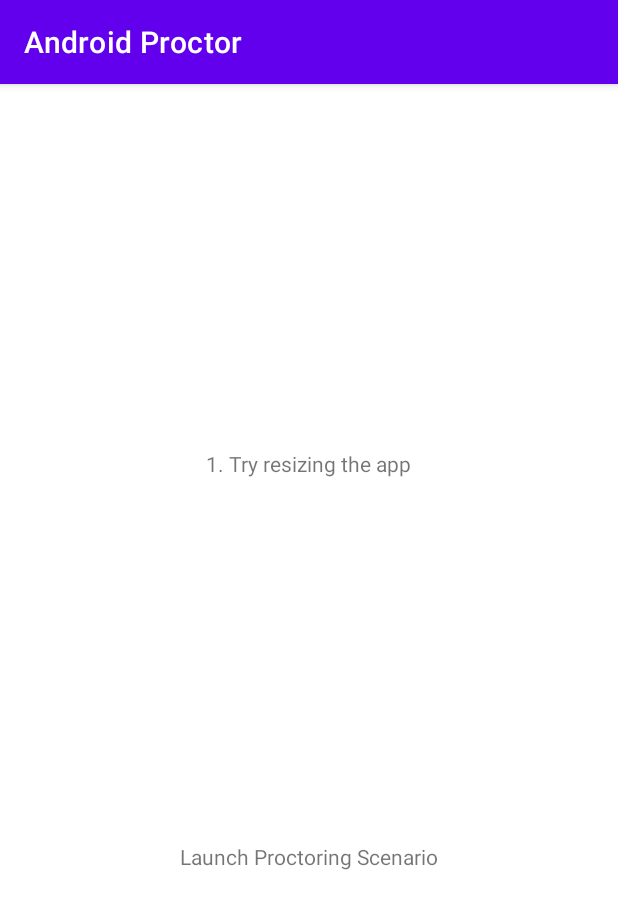
After one commit to ritwikshanker/realtimefacedetection, an Android app: the ProctoringActivity screen opened directly, with no data from a screen before it, on a phone screen of 412 x 824 dp. The commit adds this screen. Shown: the top 909 px of the screen. Run offline under Robolectric (Android 15) with nearby library versions, the phone set to English and light mode, and no system bars; our stand-ins replace data binding.

Commit message:
Added code for proctoring setup

```diff
--- a/app/src/main/AndroidManifest.xml
+++ b/app/src/main/AndroidManifest.xml
@@ -39,7 +39,11 @@
         <activity
             android:name=".CameraLiveActivity"
             android:screenOrientation="portrait" />
-
+        <activity
+            android:name=".proctoring.ProctoringActivity"
+            android:resizeableActivity="false"
+            android:screenOrientation="portrait"
+            android:supportsPictureInPicture="false"/>
 
     </application>
     <queries>
--- a/app/src/main/java/com/application/realtimefacedetection/MainActivity.kt
+++ b/app/src/main/java/com/application/realtimefacedetection/MainActivity.kt
@@ -5,6 +5,7 @@ import android.os.Bundle
 import androidx.appcompat.app.AppCompatActivity
 import androidx.databinding.DataBindingUtil
 import com.application.realtimefacedetection.databinding.ActivityMainBinding
+import com.application.realtimefacedetection.proctoring.ProctoringActivity
 
 class MainActivity : AppCompatActivity() {
     override fun onCreate(savedInstanceState: Bundle?) {
@@ -21,5 +22,11 @@ class MainActivity : AppCompatActivity() {
                 Intent(applicationContext, CameraLiveActivity::class.java)
             startActivity(intent)
         }
+        binding.checkProctoring.setOnClickListener {
+            val intent =
+                Intent(applicationContext, ProctoringActivity::class.java)
+            intent.addFlags(Intent.FLAG_ACTIVITY_NEW_TASK)
+            startActivity(intent)
+        }
     }
 }
--- /dev/null
+++ b/app/src/main/java/com/application/realtimefacedetection/proctoring/ProctoringActivity.kt
@@ -0,0 +1,33 @@
+package com.application.realtimefacedetection.proctoring
+
+import android.content.res.Configuration
+import android.os.Build
+import android.os.Bundle
+import android.widget.Toast
+import androidx.annotation.RequiresApi
+import androidx.appcompat.app.AppCompatActivity
+import androidx.databinding.DataBindingUtil
+import com.application.realtimefacedetection.R
+import com.application.realtimefacedetection.databinding.ActivityProctoringBinding
+
+class ProctoringActivity : AppCompatActivity() {
+    lateinit var binding: ActivityProctoringBinding
+    override fun onCreate(savedInstanceState: Bundle?) {
+        super.onCreate(savedInstanceState)
+        binding =
+            DataBindingUtil.setContentView(this, R.layout.activity_proctoring)
+    }
+
+    override fun onMultiWindowModeChanged(isInMultiWindowMode: Boolean, newConfig: Configuration?) {
+        Toast.makeText(this, "Don't you dare to cheat - onMultiWindowModeChanged", Toast.LENGTH_LONG).show()
+        super.onMultiWindowModeChanged(isInMultiWindowMode, newConfig)
+    }
+
+    @RequiresApi(Build.VERSION_CODES.N)
+    override fun onResume() {
+        super.onResume()
+        if (isInMultiWindowMode){
+            Toast.makeText(this, "Don't you dare to cheat - onResume", Toast.LENGTH_SHORT).show()
+        }
+    }
+}
--- /dev/null
+++ b/app/src/main/res/layout/activity_proctoring.xml
@@ -0,0 +1,40 @@
+<?xml version="1.0" encoding="utf-8"?>
+<layout xmlns:android="http://schemas.android.com/apk/res/android"
+    xmlns:app="http://schemas.android.com/apk/res-auto"
+    xmlns:tools="http://schemas.android.com/tools"
+    android:defaultWidth="6000dp"
+    android:defaultHeight="5000dp"
+    android:gravity="top|end"
+    android:minWidth="6000dp"
+    android:minHeight="5000dp">
+
+    <data />
+
+    <androidx.constraintlayout.widget.ConstraintLayout
+        android:layout_width="match_parent"
+        android:layout_height="match_parent"
+        tools:context=".MainActivity">
+
+        <com.google.android.material.textview.MaterialTextView
+            android:id="@+id/launch_camera"
+            android:layout_width="wrap_content"
+            android:layout_height="wrap_content"
+            android:text="@string/procotor_case_1"
+            app:layout_constraintBottom_toTopOf="@+id/check_proctoring"
+            app:layout_constraintLeft_toLeftOf="parent"
+            app:layout_constraintRight_toRightOf="parent"
+            app:layout_constraintTop_toTopOf="parent" />
+
+        <com.google.android.material.textview.MaterialTextView
+            android:id="@+id/check_proctoring"
+            android:layout_width="wrap_content"
+            android:layout_height="wrap_content"
+            android:text="@string/launch_proctoring_scenario"
+            app:layout_constraintBottom_toBottomOf="parent"
+            app:layout_constraintLeft_toLeftOf="parent"
+            app:layout_constraintRight_toRightOf="parent"
+            app:layout_constraintTop_toBottomOf="@+id/launch_camera" />
+
+    </androidx.constraintlayout.widget.ConstraintLayout>
+
+</layout>
--- a/app/src/main/res/values/strings.xml
+++ b/app/src/main/res/values/strings.xml
@@ -1,5 +1,6 @@
 <resources>
-    <string name="app_name">RealTimeFaceDetection</string>
+    <string name="app_name">Android Proctor</string>
     <string name="launch_camera">Launch Camera</string>
     <string name="launch_proctoring_scenario">Launch Proctoring Scenario</string>
+    <string name="procotor_case_1">1. Try resizing the app</string>
 </resources>
```
